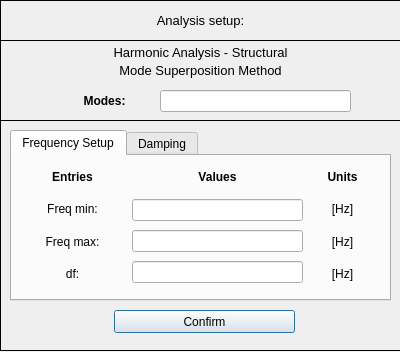
The window that pulse/uix/user_input/ui/analysisSetupInput_ModeSuperpositionMethod.ui (open-pulse/OpenPulse) describes before a commit, drawn with Qt 5.
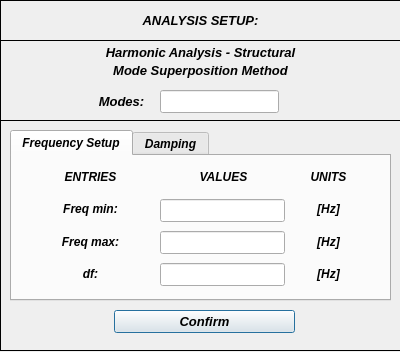
The same window after the commit. Icons and pictures are not drawn.

```diff
--- a/pulse/uix/user_input/ui/analysisSetupInput_ModeSuperpositionMethod.ui
+++ b/pulse/uix/user_input/ui/analysisSetupInput_ModeSuperpositionMethod.ui
@@ -75,12 +75,15 @@
      </property>
      <property name="font">
       <font>
+       <family>Arial</family>
        <pointsize>10</pointsize>
-       <italic>false</italic>
+       <weight>75</weight>
+       <italic>true</italic>
+       <bold>true</bold>
       </font>
      </property>
      <property name="text">
-      <string>Analysis setup:</string>
+      <string>ANALYSIS SETUP:</string>
      </property>
      <property name="textFormat">
       <enum>Qt::AutoText</enum>
@@ -134,8 +137,11 @@
       </property>
       <property name="font">
        <font>
+        <family>Arial</family>
         <pointsize>10</pointsize>
-        <italic>false</italic>
+        <weight>75</weight>
+        <italic>true</italic>
+        <bold>true</bold>
        </font>
       </property>
       <property name="text">
@@ -159,8 +165,11 @@
       </property>
       <property name="font">
        <font>
+        <family>Arial</family>
         <pointsize>10</pointsize>
-        <italic>false</italic>
+        <weight>75</weight>
+        <italic>true</italic>
+        <bold>true</bold>
        </font>
       </property>
       <property name="text">
@@ -176,10 +185,10 @@
      <widget class="QWidget" name="verticalLayoutWidget_19">
       <property name="geometry">
        <rect>
-        <x>58</x>
+        <x>92</x>
         <y>50</y>
-        <width>93</width>
-        <height>21</height>
+        <width>59</width>
+        <height>23</height>
        </rect>
       </property>
       <layout class="QVBoxLayout" name="verticalLayout_19">
@@ -187,7 +196,10 @@
         <widget class="QLabel" name="label_2">
          <property name="font">
           <font>
+           <family>Arial</family>
+           <pointsize>10</pointsize>
            <weight>75</weight>
+           <italic>true</italic>
            <bold>true</bold>
           </font>
          </property>
@@ -206,13 +218,26 @@
        <rect>
         <x>160</x>
         <y>50</y>
-        <width>191</width>
-        <height>22</height>
+        <width>119</width>
+        <height>24</height>
        </rect>
       </property>
       <layout class="QVBoxLayout" name="verticalLayout_20">
        <item>
-        <widget class="QLineEdit" name="lineEdit_modes"/>
+        <widget class="QLineEdit" name="lineEdit_modes">
+         <property name="font">
+          <font>
+           <family>Arial</family>
+           <pointsize>10</pointsize>
+           <weight>75</weight>
+           <italic>true</italic>
+           <bold>true</bold>
+          </font>
+         </property>
+         <property name="alignment">
+          <set>Qt::AlignCenter</set>
+         </property>
+        </widget>
        </item>
       </layout>
      </widget>
@@ -226,6 +251,14 @@
        <height>171</height>
       </rect>
      </property>
+     <property name="font">
+      <font>
+       <family>Arial</family>
+       <weight>75</weight>
+       <italic>true</italic>
+       <bold>true</bold>
+      </font>
+     </property>
      <property name="currentIndex">
       <number>0</number>
      </property>
@@ -233,12 +266,72 @@
       <attribute name="title">
        <string>Frequency Setup</string>
       </attribute>
+      <widget class="QWidget" name="verticalLayoutWidget_17">
+       <property name="geometry">
+        <rect>
+         <x>148</x>
+         <y>40</y>
+         <width>125</width>
+         <height>95</height>
+        </rect>
+       </property>
+       <layout class="QVBoxLayout" name="verticalLayout_17">
+        <item>
+         <widget class="QLineEdit" name="lineEdit_min">
+          <property name="font">
+           <font>
+            <family>Arial</family>
+            <pointsize>10</pointsize>
+            <weight>75</weight>
+            <italic>true</italic>
+            <bold>true</bold>
+           </font>
+          </property>
+          <property name="alignment">
+           <set>Qt::AlignCenter</set>
+          </property>
+         </widget>
+        </item>
+        <item>
+         <widget class="QLineEdit" name="lineEdit_max">
+          <property name="font">
+           <font>
+            <family>Arial</family>
+            <pointsize>10</pointsize>
+            <weight>75</weight>
+            <italic>true</italic>
+            <bold>true</bold>
+           </font>
+          </property>
+          <property name="alignment">
+           <set>Qt::AlignCenter</set>
+          </property>
+         </widget>
+        </item>
+        <item>
+         <widget class="QLineEdit" name="lineEdit_step">
+          <property name="font">
+           <font>
+            <family>Arial</family>
+            <pointsize>10</pointsize>
+            <weight>75</weight>
+            <italic>true</italic>
+            <bold>true</bold>
+           </font>
+          </property>
+          <property name="alignment">
+           <set>Qt::AlignCenter</set>
+          </property>
+         </widget>
+        </item>
+       </layout>
+      </widget>
       <widget class="QWidget" name="verticalLayoutWidget_13">
        <property name="geometry">
         <rect>
-         <x>120</x>
+         <x>150</x>
          <y>10</y>
-         <width>171</width>
+         <width>123</width>
          <height>21</height>
         </rect>
        </property>
@@ -252,63 +345,7 @@
            </font>
           </property>
           <property name="text">
-           <string>Values</string>
-          </property>
-          <property name="alignment">
-           <set>Qt::AlignCenter</set>
-          </property>
-         </widget>
-        </item>
-       </layout>
-      </widget>
-      <widget class="QWidget" name="verticalLayoutWidget_14">
-       <property name="geometry">
-        <rect>
-         <x>300</x>
-         <y>10</y>
-         <width>61</width>
-         <height>21</height>
-        </rect>
-       </property>
-       <layout class="QVBoxLayout" name="verticalLayout_14">
-        <item>
-         <widget class="QLabel" name="label_19">
-          <property name="font">
-           <font>
-            <weight>75</weight>
-            <bold>true</bold>
-           </font>
-          </property>
-          <property name="text">
-           <string>Units</string>
-          </property>
-          <property name="alignment">
-           <set>Qt::AlignCenter</set>
-          </property>
-         </widget>
-        </item>
-       </layout>
-      </widget>
-      <widget class="QWidget" name="verticalLayoutWidget_15">
-       <property name="geometry">
-        <rect>
-         <x>10</x>
-         <y>10</y>
-         <width>101</width>
-         <height>21</height>
-        </rect>
-       </property>
-       <layout class="QVBoxLayout" name="verticalLayout_15">
-        <item>
-         <widget class="QLabel" name="label_20">
-          <property name="font">
-           <font>
-            <weight>75</weight>
-            <bold>true</bold>
-           </font>
-          </property>
-          <property name="text">
-           <string>Entries</string>
+           <string>VALUES</string>
           </property>
           <property name="alignment">
            <set>Qt::AlignCenter</set>
@@ -320,7 +357,7 @@
       <widget class="QWidget" name="verticalLayoutWidget_16">
        <property name="geometry">
         <rect>
-         <x>10</x>
+         <x>28</x>
          <y>40</y>
          <width>101</width>
          <height>91</height>
@@ -362,28 +399,63 @@
       <widget class="QWidget" name="verticalLayoutWidget_17">
        <property name="geometry">
         <rect>
-         <x>120</x>
-         <y>40</y>
-         <width>171</width>
-         <height>91</height>
+         <x>286</x>
+         <y>10</y>
+         <width>61</width>
+         <height>21</height>
         </rect>
        </property>
        <layout class="QVBoxLayout" name="verticalLayout_17">
         <item>
-         <widget class="QLineEdit" name="lineEdit_min"/>
+         <widget class="QLabel" name="label_19">
+          <property name="font">
+           <font>
+            <weight>75</weight>
+            <bold>true</bold>
+           </font>
+          </property>
+          <property name="text">
+           <string>UNITS</string>
+          </property>
+          <property name="alignment">
+           <set>Qt::AlignCenter</set>
+          </property>
+         </widget>
         </item>
+       </layout>
+      </widget>
+      <widget class="QWidget" name="verticalLayoutWidget_15">
+       <property name="geometry">
+        <rect>
+         <x>28</x>
+         <y>10</y>
+         <width>101</width>
+         <height>21</height>
+        </rect>
+       </property>
+       <layout class="QVBoxLayout" name="verticalLayout_15">
         <item>
-         <widget class="QLineEdit" name="lineEdit_max"/>
-        </item>
-        <item>
-         <widget class="QLineEdit" name="lineEdit_step"/>
+         <widget class="QLabel" name="label_20">
+          <property name="font">
+           <font>
+            <weight>75</weight>
+            <bold>true</bold>
+           </font>
+          </property>
+          <property name="text">
+           <string>ENTRIES</string>
+          </property>
+          <property name="alignment">
+           <set>Qt::AlignCenter</set>
+          </property>
+         </widget>
         </item>
        </layout>
       </widget>
       <widget class="QWidget" name="verticalLayoutWidget_18">
        <property name="geometry">
         <rect>
-         <x>300</x>
+         <x>286</x>
          <y>40</y>
          <width>61</width>
          <height>91</height>
@@ -784,6 +856,15 @@
        <height>23</height>
       </rect>
      </property>
+     <property name="font">
+      <font>
+       <family>Arial</family>
+       <pointsize>10</pointsize>
+       <weight>75</weight>
+       <italic>true</italic>
+       <bold>true</bold>
+      </font>
+     </property>
      <property name="text">
       <string>Confirm</string>
      </property>
```
Left out of the diff: 57 changed lines with no effect on the pictures.
